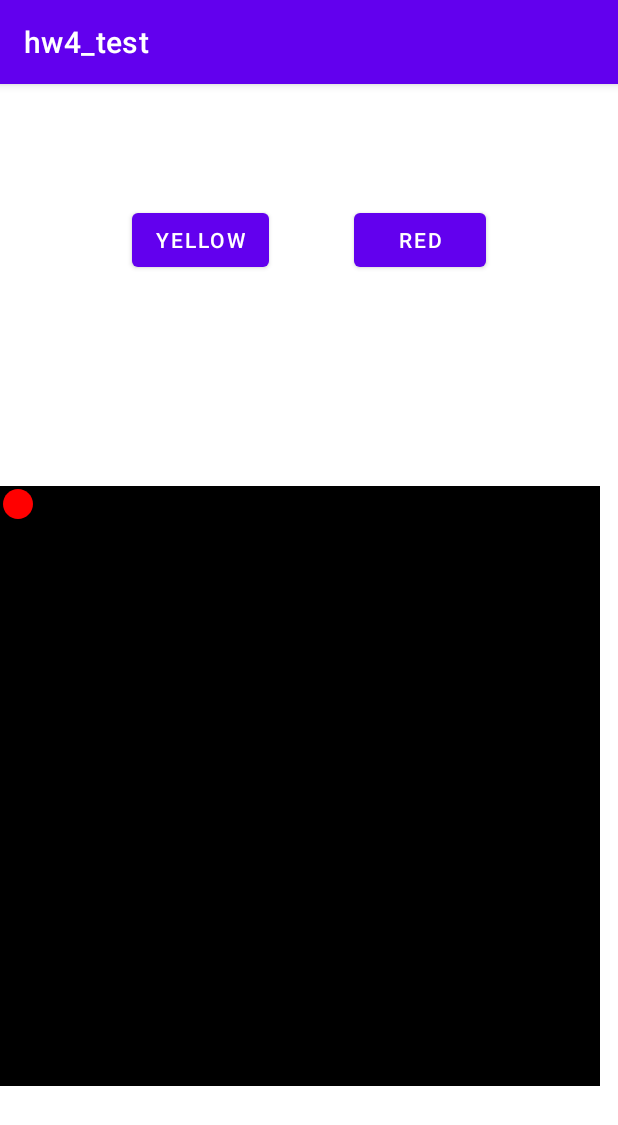
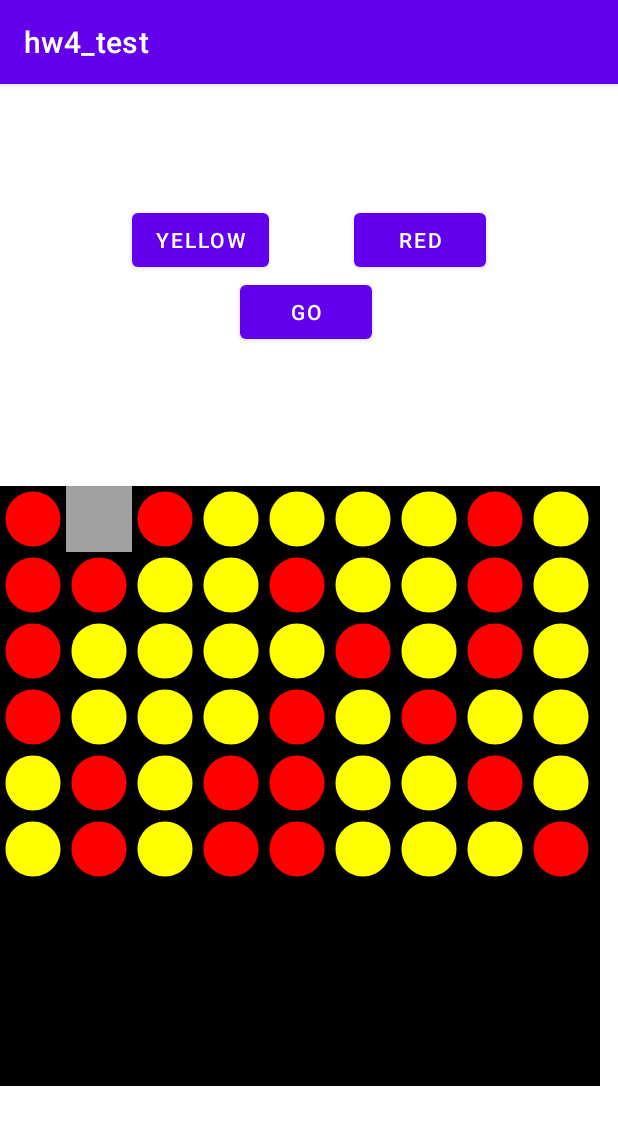
Before and after one commit to widekobe2248/CS4103, an Android app: the screen it shows after launch (MainActivity), after a tap on "RED", on a phone screen of 412 x 824 dp. Shown: the top 1125 px of the screen. Run offline under Robolectric (Android 15) with nearby library versions, the phone set to English and light mode, and no system bars.

Commit message:
BoardItems are now square

```diff
--- a/app/src/main/java/com/example/hw4_test/MainActivity.kt
+++ b/app/src/main/java/com/example/hw4_test/MainActivity.kt
@@ -8,9 +8,11 @@ import android.widget.TableLayout
 import android.widget.TextView
 import androidx.core.content.ContextCompat
 import androidx.gridlayout.widget.GridLayout
+import kotlin.random.Random
 
 class Board(val gridLayout: GridLayout) {
     val board = mutableListOf<BoardItem>()
+//    val row
 }
 
 class BoardItem(val tv: TextView) {
@@ -30,30 +32,41 @@ class MainActivity : AppCompatActivity() {
         gridLayout.columnCount = 9
         gridLayout.rowCount = 6
 
-        val sArr = mutableListOf<BoardItem>()
+//        val sArr = mutableListOf<BoardItem>()
+        val board = Board(gridLayout)
 
         for (i in 0 until gridLayout.rowCount) {
             for (j in 0 until gridLayout.columnCount) {
                 val tv: TextView = TextView(this)
-//                tv.gravity = (Gravity.CENTER_HORIZONTAL or Gravity.TOP)
-                tv.setBackgroundResource(R.drawable.ic_black_circle)
+
+                // just for testing, alternate color
+                if (Random.nextInt(0,2)%2==0) {
+                    tv.setBackgroundResource((R.drawable.ic_red_circle))
+                }
+                else {
+                    tv.setBackgroundResource((R.drawable.ic_yellow_circle))
+                }
+
+//                tv.setBackgroundResource(R.drawable.ic_black_circle)
                 val param = GridLayout.LayoutParams()
 
-                param.width = ViewGroup.LayoutParams.WRAP_CONTENT
-                param.height = ViewGroup.LayoutParams.WRAP_CONTENT
+                // calculate the desired width and height
+                val w : Int = gridLayout.layoutParams.width / gridLayout.columnCount
 
-//                param.height = TableLayout.LayoutParams.WRAP_CONTENT
-//                param.width = TableLayout.LayoutParams.WRAP_CONTENT
-////                param.columnSpec = GridLayout.spec(j,1f)
-//                param.rowSpec = GridLayout.spec(i,1f)
+                // this uses width because height is not defined in the layout, and it's a square
+                val h : Int = gridLayout.layoutParams.width / gridLayout.rowCount
 
+                // we want the objects to fit on the screen, so take the smaller dimension
+                val dimen : Int = if (w < h) w else h
 
-//                tv.layoutParams = GridLayout.LayoutParams(GridLayout.spec(i,1f), GridLayout.spec(j,1f))
+                // set width and height
+                param.width = dimen
+                param.height = dimen
+
                 tv.layoutParams = param
 
-
-                sArr.add(BoardItem(tv))
-                gridLayout.addView(tv)
+                board.board.add(BoardItem(tv))
+                board.gridLayout.addView(tv)
             }
         }
 
@@ -63,34 +76,52 @@ class MainActivity : AppCompatActivity() {
         button?.setOnClickListener {
 
 //            sArr[i].tv.setBackgroundColor(ContextCompat.getColor(this, R.color.red))
-            sArr[i].state = 1
-            sArr[i].tv.setBackgroundResource(R.drawable.ic_red_circle)
+            board.board[i].state = 1
+            board.board[i].tv.setBackgroundResource(R.drawable.ic_red_circle)
 
             i++
-            if (i >= sArr.size) {
+            if (i >= board.board.size) {
                 i = 0
             }
 
-            sArr[i].tv.setBackgroundColor(ContextCompat.getColor(this, R.color.grey))
-            sArr[i].state = 0
+            board.board[i].tv.setBackgroundColor(ContextCompat.getColor(this, R.color.grey))
+            board.board[i].state = 0
         }
 
         val button2 = findViewById<Button>(R.id.button2)
         button2?.setOnClickListener {
 
 //            sArr[i].tv.setBackgroundColor(ContextCompat.getColor(this, R.color.yellow))
-            sArr[i].state = 2
+            board.board[i].state = 2
 
-            sArr[i].tv.setBackgroundResource(R.drawable.ic_yellow_circle)
+            board.board[i].tv.setBackgroundResource(R.drawable.ic_yellow_circle)
 
             i++
-            if (i >= sArr.size) {
+            if (i >= board.board.size) {
                 i = 0
             }
 
-            sArr[i].tv.setBackgroundColor(ContextCompat.getColor(this, R.color.grey))
-            sArr[i].state = 0
+            board.board[i].tv.setBackgroundColor(ContextCompat.getColor(this, R.color.grey))
+            board.board[i].state = 0
         }
+
+        val button3 = findViewById<Button>(R.id.button3)
+        button3?.setOnClickListener {
+
+//            sArr[i].tv.setBackgroundColor(ContextCompat.getColor(this, R.color.yellow))
+//            board.board[i].state = 2
+//
+//            board.board[i].tv.setBackgroundResource(R.drawable.ic_yellow_circle)
+//
+//            i++
+//            if (i >= board.board.size) {
+//                i = 0
+//            }
+//
+//            board.board[i].tv.setBackgroundColor(ContextCompat.getColor(this, R.color.grey))
+//            board.board[i].state = 0
+        }
+
 
     }
 
--- a/app/src/main/res/layout/activity_main.xml
+++ b/app/src/main/res/layout/activity_main.xml
@@ -28,6 +28,16 @@
         app:layout_constraintTop_toTopOf="parent" />
 
     <Button
+        android:id="@+id/button3"
+        android:layout_width="wrap_content"
+        android:layout_height="wrap_content"
+        android:layout_marginStart="160dp"
+        android:layout_marginTop="128dp"
+        android:text="GO"
+        app:layout_constraintStart_toStartOf="parent"
+        app:layout_constraintTop_toTopOf="parent" />
+
+    <Button
         android:id="@+id/button2"
         android:layout_width="wrap_content"
         android:layout_height="wrap_content"
```
